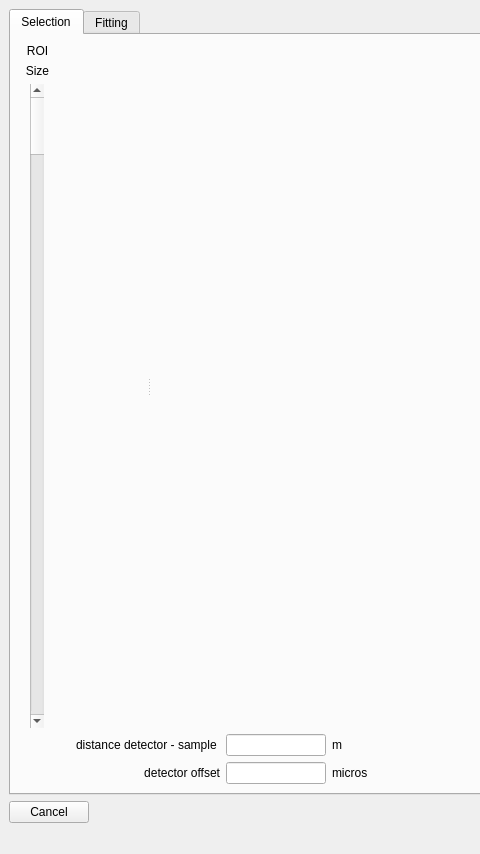
Above: ui/ui_bragg_edge_peak_fitting.ui from neutronimaging/python_notebooks before the change; both pictures show x 0 to 480 and y 0 to 854 of the 1346 by 854 pixel window. Below: the same form after it.
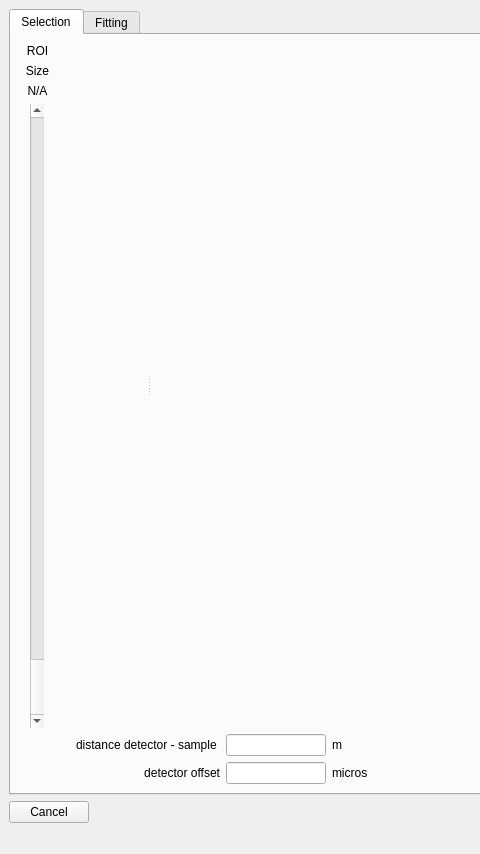
That is the form after the change.

Commit message: slider that changes the size of selection works

Diff of the .ui file:
```diff
--- a/ui/ui_bragg_edge_peak_fitting.ui
+++ b/ui/ui_bragg_edge_peak_fitting.ui
@@ -78,6 +78,16 @@
                 </property>
                </widget>
               </item>
+              <item>
+               <widget class="QLabel" name="roi_size_value">
+                <property name="text">
+                 <string>N/A</string>
+                </property>
+                <property name="alignment">
+                 <set>Qt::AlignCenter</set>
+                </property>
+               </widget>
+              </item>
               <item>
                <layout class="QHBoxLayout" name="horizontalLayout_6">
                 <item>
@@ -107,6 +117,9 @@
                   <property name="orientation">
                    <enum>Qt::Vertical</enum>
                   </property>
+                  <property name="invertedAppearance">
+                   <bool>true</bool>
+                  </property>
                  </widget>
                 </item>
                 <item>
```
Left out of the diff: 19 changed lines with no effect on the pictures. The commit also changes 2 other files.
